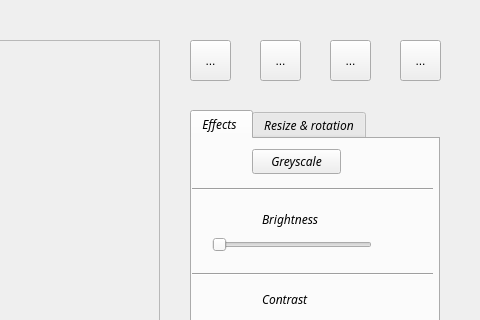
The window that Descan/mainwindow.ui (ratspeaker/descan) describes before a commit, drawn with Qt 5; both pictures show x 470 to 950 and y 0 to 320 of the 950 by 700 pixel window.
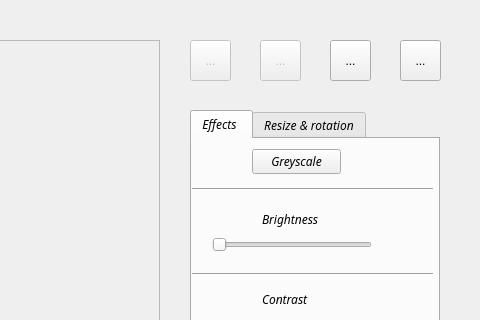
The same window after the commit. Icons and pictures are not drawn.

Patch:
```diff
--- a/Descan/mainwindow.ui
+++ b/Descan/mainwindow.ui
@@ -675,6 +675,9 @@
      </property>
     </widget>
     <widget class="QToolButton" name="toolButton">
+     <property name="enabled">
+      <bool>false</bool>
+     </property>
      <property name="geometry">
       <rect>
        <x>660</x>
@@ -692,6 +695,9 @@
      </property>
     </widget>
     <widget class="QToolButton" name="toolButton_2">
+     <property name="enabled">
+      <bool>false</bool>
+     </property>
      <property name="geometry">
       <rect>
        <x>730</x>
```
